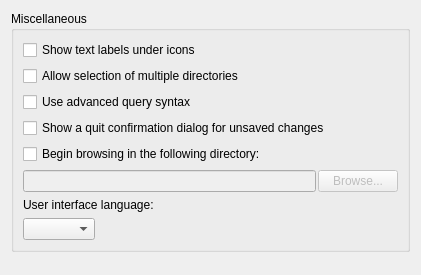
The window that ui/options_interface.ui (metabrainz/picard) describes before a commit, drawn with Qt 5.
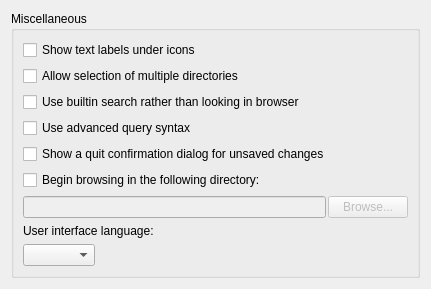
The same window after the commit.

Commit message: Update interface options .ui file to add additional checkbox

Patch:
```diff
--- a/ui/options_interface.ui
+++ b/ui/options_interface.ui
@@ -6,8 +6,8 @@
    <rect>
     <x>0</x>
     <y>0</y>
-    <width>421</width>
-    <height>275</height>
+    <width>431</width>
+    <height>289</height>
    </rect>
   </property>
   <layout class="QVBoxLayout">
@@ -31,6 +31,13 @@
         </property>
        </widget>
       </item>
+      <item>
+       <widget class="QCheckBox" name="builtin_search">
+        <property name="text">
+         <string>Use builtin search rather than looking in browser</string>
+        </property>
+       </widget>
+      </item>
       <item>
        <widget class="QCheckBox" name="use_adv_search_syntax">
         <property name="text">
```
The commit also changes 1 other file.
